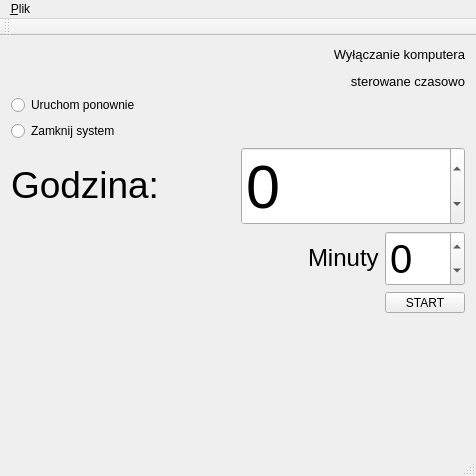
This is mainwindow.ui in przempore/shoutdowner as Qt 5 draws it before an edit. The edited form follows.
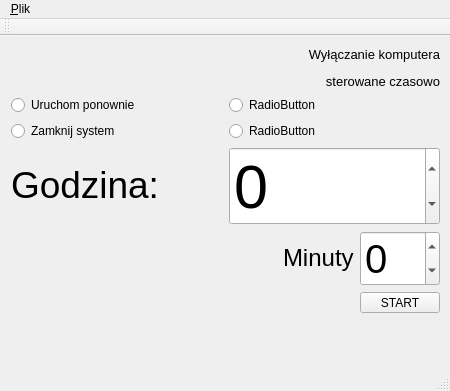
This is the edited form.

Commit message: zmiana nazw obiektow ui\ndodana funkcja ustawiajaca tekst na elementach ui

The edit to the form file:
```diff
--- a/mainwindow.ui
+++ b/mainwindow.ui
@@ -6,8 +6,8 @@
    <rect>
     <x>0</x>
     <y>0</y>
-    <width>476</width>
-    <height>476</height>
+    <width>450</width>
+    <height>391</height>
    </rect>
   </property>
   <property name="baseSize">
@@ -20,11 +20,18 @@
    <string>Shoutdowner</string>
   </property>
   <widget class="QWidget" name="centralWidget">
-   <layout class="QHBoxLayout" name="horizontalLayout_4">
+   <widget class="QWidget" name="">
+    <property name="geometry">
+     <rect>
+      <x>0</x>
+      <y>0</y>
+      <width>451</width>
+      <height>341</height>
+     </rect>
+    </property>
+    <layout class="QVBoxLayout" name="verticalLayout_3">
     <item>
-     <layout class="QVBoxLayout" name="verticalLayout">
-      <item>
-       <widget class="QLabel" name="label">
+      <widget class="QLabel" name="title_label">
         <property name="minimumSize">
          <size>
           <width>399</width>
@@ -43,6 +50,10 @@
        </widget>
       </item>
       <item>
+      <layout class="QHBoxLayout" name="horizontalLayout_4">
+       <item>
+        <layout class="QVBoxLayout" name="verticalLayout">
+         <item>
        <widget class="QRadioButton" name="restart_radioButton">
         <property name="text">
          <string>Uruchom ponownie</string>
@@ -56,6 +67,28 @@
         </property>
        </widget>
       </item>
+        </layout>
+       </item>
+       <item>
+        <layout class="QVBoxLayout" name="verticalLayout_2">
+         <item>
+          <widget class="QRadioButton" name="suspend_radioButton">
+           <property name="text">
+            <string>RadioButton</string>
+           </property>
+          </widget>
+         </item>
+         <item>
+          <widget class="QRadioButton" name="hibernate_radioButton">
+           <property name="text">
+            <string>RadioButton</string>
+           </property>
+          </widget>
+         </item>
+        </layout>
+       </item>
+      </layout>
+     </item>
       <item>
        <layout class="QHBoxLayout" name="horizontalLayout">
         <item>
@@ -159,15 +192,14 @@
        </spacer>
       </item>
      </layout>
-    </item>
-   </layout>
+   </widget>
   </widget>
   <widget class="QMenuBar" name="menuBar">
    <property name="geometry">
     <rect>
      <x>0</x>
      <y>0</y>
-     <width>476</width>
+     <width>450</width>
      <height>20</height>
     </rect>
    </property>
```
Left out of the diff: 4 changed lines with no effect on the pictures. Lines whose indentation alone changed are shown as unchanged. The commit also changes 5 other files.
